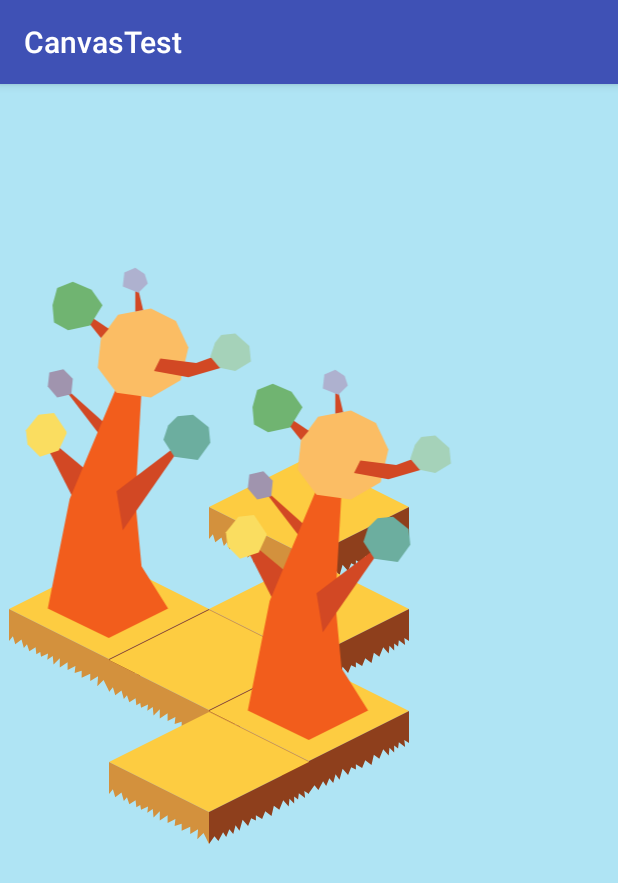
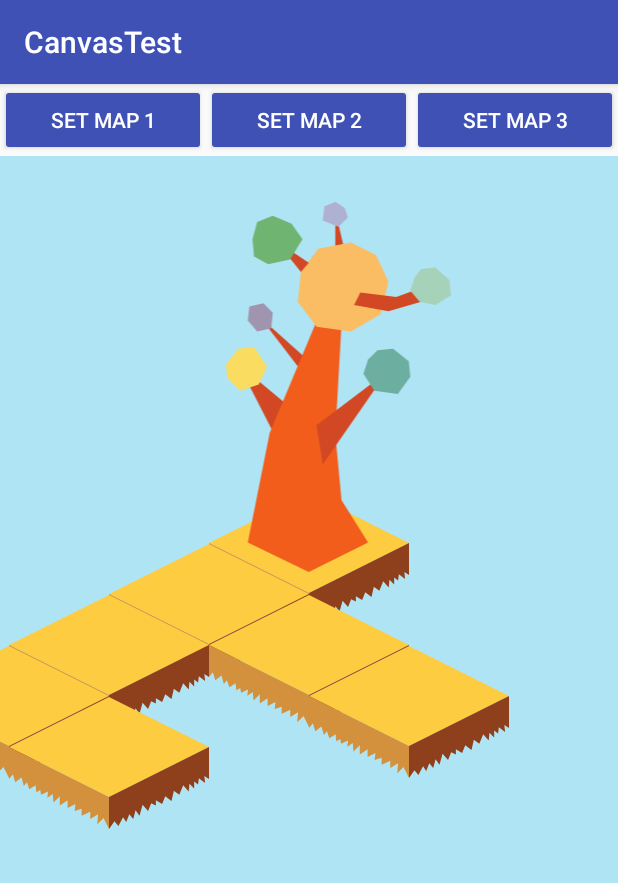
Before and after one commit to Dyvoker/CanvasTest, an Android app: the screen it shows after launch (MainActivity), on a phone screen of 412 x 824 dp. Shown: the top 883 px of the screen. Run offline under Robolectric (Android 15) with nearby library versions, the phone set to English and light mode, and no system bars; 1 statement that could not run was skipped.

Commit message:
Change generation of map. Create two maps.

```diff
--- a/app/src/main/java/com/dyvoker/canvastest/MainActivity.java
+++ b/app/src/main/java/com/dyvoker/canvastest/MainActivity.java
@@ -2,6 +2,8 @@ package com.dyvoker.canvastest;
 
 import android.support.v7.app.AppCompatActivity;
 import android.os.Bundle;
+import android.view.View;
+import android.widget.Button;
 
 public class MainActivity extends AppCompatActivity {
 
@@ -10,8 +12,65 @@ public class MainActivity extends AppCompatActivity {
         super.onCreate(savedInstanceState);
         setContentView(R.layout.activity_main);
 
-        MapCanvas mapCanvas = (MapCanvas) findViewById(R.id.mapCanvas);
-        Map map = new Map();
-        mapCanvas.setMap(map);
+        final MapCanvas mapCanvas = (MapCanvas) findViewById(R.id.mapCanvas);
+        mapCanvas.setMap(generateMap1());
+
+        Button buttonSetMap1 = (Button) findViewById(R.id.buttonMap1);
+        Button buttonSetMap2 = (Button) findViewById(R.id.buttonMap2);
+        Button buttonSetMap3 = (Button) findViewById(R.id.buttonMap3);
+
+        buttonSetMap1.setOnClickListener(new View.OnClickListener() {
+            @Override
+            public void onClick(View v) {
+                mapCanvas.setMap(generateMap1());
+            }
+        });
+
+        buttonSetMap2.setOnClickListener(new View.OnClickListener() {
+            @Override
+            public void onClick(View v) {
+                mapCanvas.setMap(generateMap2());
+            }
+        });
+
+        buttonSetMap3.setOnClickListener(new View.OnClickListener() {
+            @Override
+            public void onClick(View v) {
+                mapCanvas.setMap(generateMap3());
+            }
+        });
+    }
+
+    private Map generateMap1() {
+        Map map = new Map(3, 4);
+        map.setCellBlock(0, 0, MapBlock.SEND);
+        map.setCellBlock(0, 1, MapBlock.SEND);
+        map.setCellBlock(0, 2, MapBlock.SEND);
+        map.setCellBlock(0, 3, MapBlock.SEND);
+        map.setCellBlock(1, 1, MapBlock.SEND);
+        map.setCellBlock(2, 1, MapBlock.SEND);
+        map.setCellBlock(1, 3, MapBlock.SEND);
+
+        map.setCellObject(0, 0, MapObject.TREE);
+        return map;
+    }
+
+    private Map generateMap2() {
+        Map map = new Map(3, 4);
+        map.setCellBlock(0, 0, MapBlock.SEND);
+        map.setCellBlock(0, 2, MapBlock.SEND);
+        map.setCellBlock(1, 1, MapBlock.SEND);
+        map.setCellBlock(1, 2, MapBlock.SEND);
+        map.setCellBlock(2, 2, MapBlock.SEND);
+        map.setCellBlock(2, 3, MapBlock.SEND);
+
+        map.setCellObject(0, 2, MapObject.TREE);
+        map.setCellObject(2, 2, MapObject.TREE);
+        return map;
+    }
+
+    private Map generateMap3() {
+        Map map = new Map(3, 4);
+        return map;
     }
 }
--- a/app/src/main/java/com/dyvoker/canvastest/Map.java
+++ b/app/src/main/java/com/dyvoker/canvastest/Map.java
@@ -7,33 +7,27 @@ package com.dyvoker.canvastest;
 public class Map {
     private MapCell[][] map;
 
-    public Map() {
-        MapCell[][] defaultMap;
-        {
-            defaultMap = new MapCell[3][4];
-            for (int x = 0; x < defaultMap.length; x++) {
-                for (int y = 0; y < defaultMap[x].length; y++) {
-                    defaultMap[x][y] = new MapCell();
-                }
+    /**
+     * Create empty map
+    */
+    public Map(int sizeX, int sizeY) {
+        map = new MapCell[sizeX][sizeY];
+        for (int x = 0; x < map.length; x++) {
+            for (int y = 0; y < map[x].length; y++) {
+                map[x][y] = new MapCell();
             }
-            defaultMap[0][0].setBlock(MapBlock.SEND);
-            defaultMap[0][2].setBlock(MapBlock.SEND);
-            defaultMap[1][1].setBlock(MapBlock.SEND);
-            defaultMap[1][2].setBlock(MapBlock.SEND);
-            defaultMap[2][2].setBlock(MapBlock.SEND);
-            defaultMap[2][3].setBlock(MapBlock.SEND);
-
-            defaultMap[2][2].setObject(MapObject.TREE);
-            defaultMap[0][2].setObject(MapObject.TREE);
         }
-        map = defaultMap;
     }
 
-    public Map(MapCell[][] map) {
-        this.map = map;
+    public void setCellBlock(int x, int y, MapBlock block) {
+        map[x][y].setBlock(block);
     }
 
-    public MapCell getCellAtPosition(int x, int y) {
+    public void setCellObject(int x, int y, MapObject object) {
+        map[x][y].setObject(object);
+    }
+
+    public MapCell getCell(int x, int y) {
         if (x < 0 || y < 0 || x >= getXSize() || y >= getYSize()) {
             throw new ArrayIndexOutOfBoundsException("Map array out of bounds!");
         }
--- a/app/src/main/java/com/dyvoker/canvastest/MapCanvas.java
+++ b/app/src/main/java/com/dyvoker/canvastest/MapCanvas.java
@@ -63,18 +63,19 @@ public class MapCanvas extends View {
         this.map = map;
         mapController.setMap(map);
         scrollToMapCenter();
+        invalidate();
     }
 
     private void scrollToMapCenter() {
         int x = getWidth() / 2;
         int y = getHeight() / 2;
-        int yMapCenter = IsometricHelper.getCellPosition(new Point(map.getXSize() / 2, map.getYSize() / 2)).y;
         if (map != null) {
+            int yMapCenter = IsometricHelper.getCellPosition(new Point(map.getXSize() / 2, map.getYSize() / 2)).y;
             scrollTo(-x, -y + yMapCenter);
             scaleFocus.set(0, yMapCenter);
         } else {
             scrollTo(-x, -y);
-            scaleFocus.set(0, yMapCenter);
+            scaleFocus.set(0, 0);
         }
     }
 
@@ -83,7 +84,7 @@ public class MapCanvas extends View {
         canvas.scale(scaleFactor, scaleFactor, scaleFocus.x, scaleFocus.y);
         for (int x = 0; x < map.getXSize(); x++) {
             for (int y = 0; y < map.getYSize(); y++) {
-                MapCell cell = map.getCellAtPosition(x, y);
+                MapCell cell = map.getCell(x, y);
                 Point pos = new Point(x, y);
                 cell.draw(getContext(), canvas, pos, mapController.isCellSelected(cell));
             }
--- a/app/src/main/java/com/dyvoker/canvastest/MapController.java
+++ b/app/src/main/java/com/dyvoker/canvastest/MapController.java
@@ -20,7 +20,7 @@ public class MapController {
     }
 
     public void onMapCellClick(Point pos) {
-        MapCell clickedCell = map.getCellAtPosition(pos.x, pos.y);
+        MapCell clickedCell = map.getCell(pos.x, pos.y);
 
         //Can click cells only with block
         if (clickedCell.getBlock() == null) {
--- a/app/src/main/res/layout/activity_main.xml
+++ b/app/src/main/res/layout/activity_main.xml
@@ -9,7 +9,40 @@
     android:paddingLeft="0dp"
     android:paddingRight="0dp"
     android:paddingTop="0dp"
-    tools:context="com.dyvoker.canvastest.MainActivity">
+    tools:context="com.dyvoker.canvastest.MainActivity"
+    android:orientation="vertical">
+
+    <LinearLayout
+        android:orientation="horizontal"
+        android:layout_width="match_parent"
+        android:layout_height="wrap_content"
+        android:layout_weight="0">
+
+        <Button
+            android:text="Set Map 1"
+            android:layout_width="wrap_content"
+            android:layout_height="wrap_content"
+            android:id="@+id/buttonMap1"
+            android:layout_weight="1"
+            style="@style/Widget.AppCompat.Button.Colored"
+            />
+
+        <Button
+            android:text="Set Map 2"
+            android:layout_width="wrap_content"
+            android:layout_height="wrap_content"
+            android:id="@+id/buttonMap2"
+            android:layout_weight="1"
+            style="@style/Widget.AppCompat.Button.Colored"/>
+
+        <Button
+            android:text="Set Map 3"
+            android:layout_width="wrap_content"
+            android:layout_height="wrap_content"
+            android:id="@+id/buttonMap3"
+            android:layout_weight="1"
+            style="@style/Widget.AppCompat.Button.Colored"/>
+    </LinearLayout>
 
     <com.dyvoker.canvastest.MapCanvas
         android:layout_width="match_parent"
--- a/app/src/main/res/values/colors.xml
+++ b/app/src/main/res/values/colors.xml
@@ -2,7 +2,7 @@
 <resources>
     <color name="colorPrimary">#3F51B5</color>
     <color name="colorPrimaryDark">#303F9F</color>
-    <color name="colorAccent">#FF4081</color>
+    <color name="colorAccent">@color/colorPrimary</color>
 
     <color name="colorSimpleSelector">#34495E</color>
 </resources>
```
